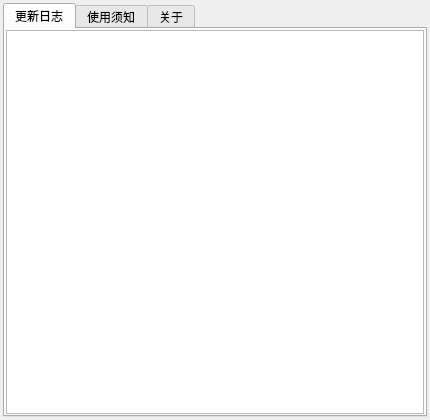
First picture: the form in ui/vekAbout.ui, repository gfdgd-xi/vekcode, before the edit.
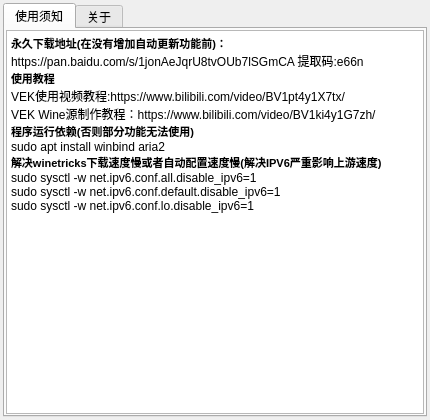
Second picture: the form after the edit. Icons and pictures are not drawn.

Commit message: 增加自动更新功能

What changed in the file:
```diff
--- a/ui/vekAbout.ui
+++ b/ui/vekAbout.ui
@@ -55,42 +55,6 @@
      <property name="currentIndex">
       <number>0</number>
      </property>
-     <widget class="QWidget" name="verticalTabWidgetPage1">
-      <attribute name="title">
-       <string>更新日志</string>
-      </attribute>
-      <layout class="QVBoxLayout" name="verticalLayout">
-       <property name="spacing">
-        <number>1</number>
-       </property>
-       <property name="leftMargin">
-        <number>1</number>
-       </property>
-       <property name="topMargin">
-        <number>1</number>
-       </property>
-       <property name="rightMargin">
-        <number>1</number>
-       </property>
-       <property name="bottomMargin">
-        <number>1</number>
-       </property>
-       <item>
-        <widget class="QTextEdit" name="textEdit_UpLogs">
-         <property name="focusPolicy">
-          <enum>Qt::NoFocus</enum>
-         </property>
-         <property name="html">
-          <string>&lt;!DOCTYPE HTML PUBLIC &quot;-//W3C//DTD HTML 4.0//EN&quot; &quot;http://www.w3.org/TR/REC-html40/strict.dtd&quot;&gt;
-&lt;html&gt;&lt;head&gt;&lt;meta name=&quot;qrichtext&quot; content=&quot;1&quot; /&gt;&lt;style type=&quot;text/css&quot;&gt;
-p, li { white-space: pre-wrap; }
-&lt;/style&gt;&lt;/head&gt;&lt;body style=&quot; font-family:'Sans Serif'; font-size:9pt; font-weight:400; font-style:normal;&quot;&gt;
-&lt;p style=&quot;-qt-paragraph-type:empty; margin-top:0px; margin-bottom:0px; margin-left:0px; margin-right:0px; -qt-block-indent:0; text-indent:0px;&quot;&gt;&lt;br /&gt;&lt;/p&gt;&lt;/body&gt;&lt;/html&gt;</string>
-         </property>
-        </widget>
-       </item>
-      </layout>
-     </widget>
      <widget class="QWidget" name="verticalTabWidgetPage2">
       <attribute name="title">
        <string>使用须知</string>
```
The commit also changes 11 other files.
